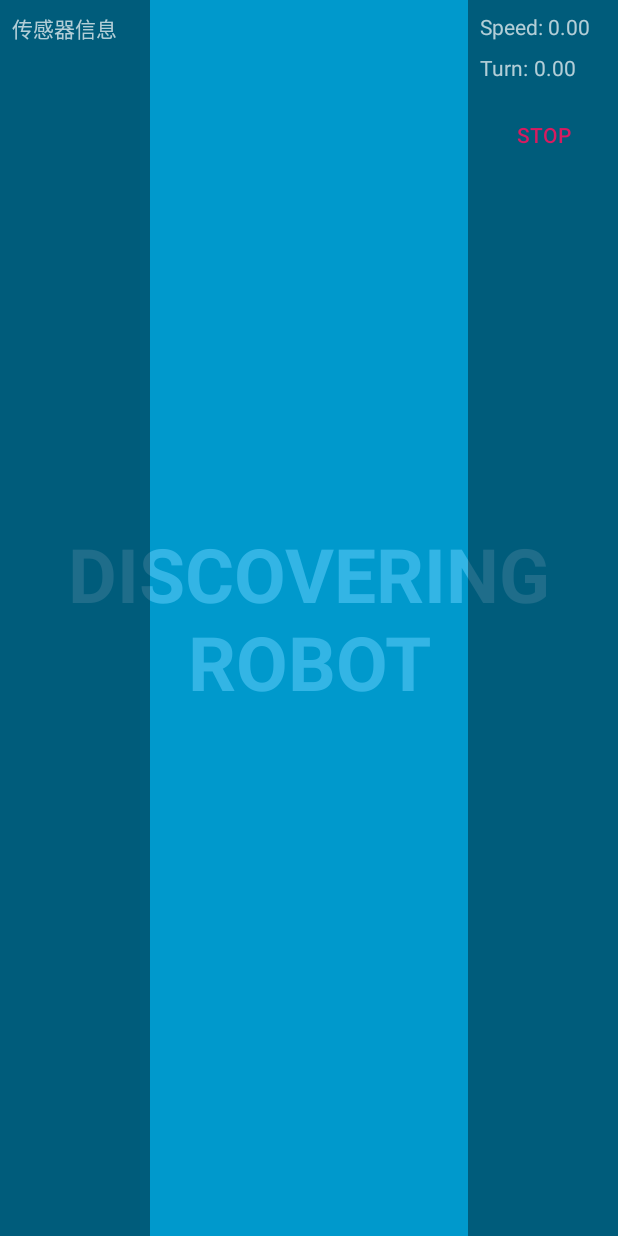
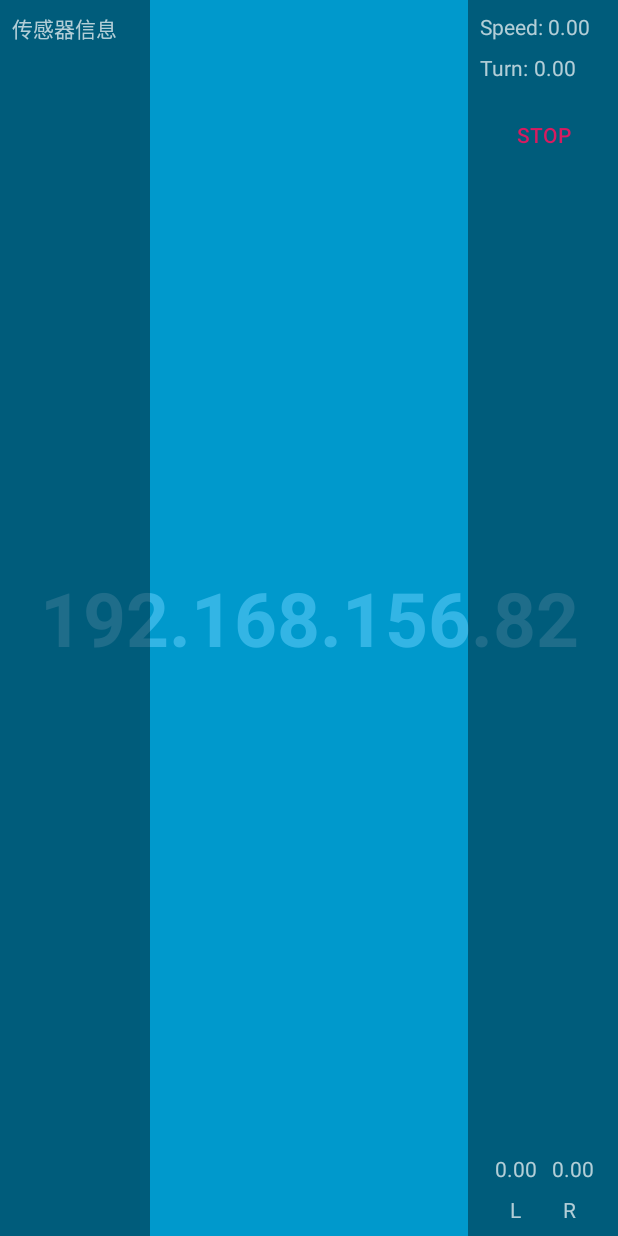
Before and after one commit to LeeHW-THU/RobotCvSystem, an Android app: the layout activity_fullscreen.xml on its own in the app's theme, with its tools: preview values and no code run, on a phone screen of 412 x 824 dp. Run offline under Robolectric (Android 15) with nearby library versions, the phone set to English and light mode, and no system bars; network calls fail.

Commit message:
在网络连接方面更加健壮 界面显示电机指令

```diff
--- a/pi-controller/app/src/main/java/cn/huww98/picontroller/RobotAgent.kt
+++ b/pi-controller/app/src/main/java/cn/huww98/picontroller/RobotAgent.kt
@@ -19,9 +19,10 @@ class RobotAgent(connectionInfo: RobotConnectionInfo) {
     private val writer: OutputStreamWriter
     private val objectMapper = jacksonObjectMapper()
         .disable(JsonGenerator.Feature.AUTO_CLOSE_TARGET)
+        .disable(JsonGenerator.Feature.FLUSH_PASSED_TO_STREAM)
 
     init {
-        val socket = Socket(connectionInfo.address, PORT)
+        val socket = Socket(connectionInfo.address, PORT, connectionInfo.localAddress, 0)
         writer = OutputStreamWriter(socket.getOutputStream(), Charsets.UTF_8)
         Log.i(TAG, "connected to ${connectionInfo.address.hostAddress}:$PORT")
     }
--- a/pi-controller/app/src/main/res/layout/activity_fullscreen.xml
+++ b/pi-controller/app/src/main/res/layout/activity_fullscreen.xml
@@ -23,18 +23,20 @@
             android:text="@string/discovering_robot"
             android:textColor="#33b5e5"
             android:textSize="50sp"
-            android:textStyle="bold" />
+            android:textStyle="bold"
+            tools:visibility="invisible" />
 
         <TextView
             android:id="@+id/connectionInfoTxt"
             android:layout_width="match_parent"
             android:layout_height="match_parent"
             android:gravity="center"
-            tools:text="192.168.156.82"
             android:textColor="#33b5e5"
             android:textSize="50sp"
             android:textStyle="bold"
-            android:visibility="invisible" />
+            android:visibility="invisible"
+            tools:text="192.168.156.82"
+            tools:visibility="visible" />
     </FrameLayout>
 
 
@@ -120,5 +122,63 @@
             app:layout_constraintStart_toStartOf="@+id/controlOverlayBackground"
             app:layout_constraintTop_toBottomOf="@+id/turnLabel" />
 
+        <TextView
+            android:id="@+id/stoppedPrompt"
+            android:layout_width="wrap_content"
+            android:layout_height="wrap_content"
+            android:layout_marginBottom="8dp"
+            android:text="@string/stopped"
+            android:visibility="invisible"
+            app:layout_constraintBottom_toBottomOf="@+id/controlOverlayBackground"
+            app:layout_constraintEnd_toEndOf="@+id/controlOverlayBackground"
+            app:layout_constraintStart_toStartOf="@+id/controlOverlayBackground" />
+
+        <TextView
+            android:id="@+id/leftLabel"
+            android:layout_width="wrap_content"
+            android:layout_height="wrap_content"
+            android:text="@string/leftLabel"
+            android:layout_marginBottom="8dp"
+            app:layout_constraintBottom_toBottomOf="@+id/controlOverlayBackground"
+            app:layout_constraintEnd_toStartOf="@+id/rightLabel"
+            app:layout_constraintStart_toStartOf="@+id/controlOverlayBackground" />
+
+        <TextView
+            android:id="@+id/rightLabel"
+            android:layout_width="wrap_content"
+            android:layout_height="wrap_content"
+            android:text="@string/rightLabel"
+            app:layout_constraintBaseline_toBaselineOf="@+id/leftLabel"
+            app:layout_constraintEnd_toEndOf="@+id/controlOverlayBackground"
+            app:layout_constraintStart_toEndOf="@+id/leftLabel" />
+
+        <TextView
+            android:id="@+id/leftTxt"
+            android:layout_width="wrap_content"
+            android:layout_height="wrap_content"
+            android:layout_marginBottom="8dp"
+            app:layout_constraintBottom_toTopOf="@+id/leftLabel"
+            app:layout_constraintEnd_toEndOf="@+id/leftLabel"
+            app:layout_constraintStart_toStartOf="@+id/leftLabel"
+            tools:text="0.00" />
+
+        <TextView
+            android:id="@+id/rightTxt"
+            android:layout_width="wrap_content"
+            android:layout_height="wrap_content"
+            android:layout_marginBottom="8dp"
+            app:layout_constraintBottom_toTopOf="@+id/rightLabel"
+            app:layout_constraintEnd_toEndOf="@+id/stoppedPrompt"
+            app:layout_constraintStart_toStartOf="@+id/rightLabel"
+            tools:text="0.00" />
+
+        <android.support.constraint.Group
+            android:id="@+id/motorInfoGroup"
+            android:layout_width="wrap_content"
+            android:layout_height="wrap_content"
+            android:visibility="invisible"
+            app:constraint_referenced_ids="leftLabel,rightLabel,leftTxt,rightTxt"
+            tools:visibility="visible" />
+
     </android.support.constraint.ConstraintLayout>
 </FrameLayout>
--- a/pi-controller/app/src/main/res/values/strings.xml
+++ b/pi-controller/app/src/main/res/values/strings.xml
@@ -5,4 +5,7 @@
     <string name="stop">Stop</string>
     <string name="turn">"Turn: "</string>
     <string name="speed">"Speed: "</string>
+    <string name="stopped">Stopped</string>
+    <string name="leftLabel">L</string>
+    <string name="rightLabel">R</string>
 </resources>
```
Also changed, not shown: pi-controller/app/src/main/java/cn/huww98/picontroller/FullscreenActivity.kt (+23 -7 lines), pi-controller/app/src/main/java/cn/huww98/picontroller/RobotDiscovery.kt (+6 -4 lines), 5 other files.
